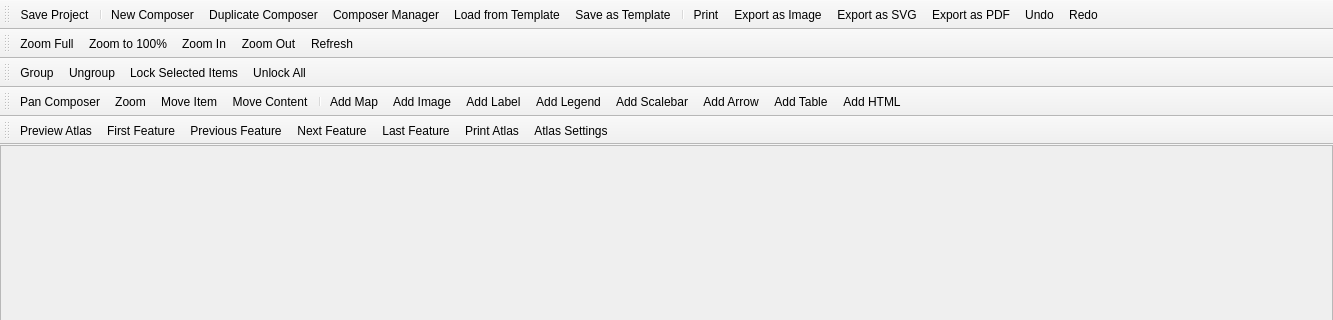
Above: src/ui/qgscomposerbase.ui from carsmie/QGIS before the change; both pictures show x 0 to 1333 and y 0 to 320 of the 1333 by 609 pixel window. Below: the same form after it.
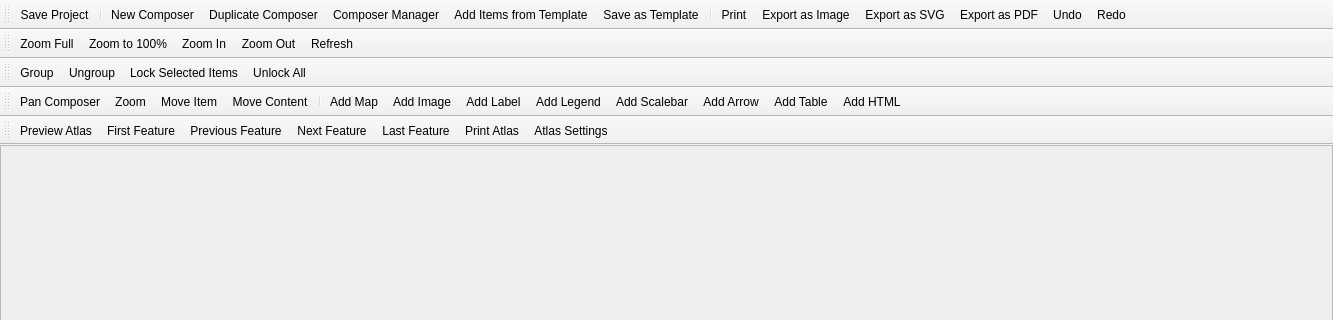
That is the form after the change. Icons and pictures are not drawn.

Commit message: [composer] Remove destructive 'Load from template' action, replace with non-destructive 'Add items from template' action

```diff
--- a/src/ui/qgscomposerbase.ui
+++ b/src/ui/qgscomposerbase.ui
@@ -482,7 +482,7 @@
   </action>
   <action name="mActionLoadFromTemplate">
    <property name="text">
-    <string>Load from Template</string>
+    <string>Add Items from Template</string>
    </property>
    <property name="toolTip">
     <string>Load from template</string>
```
Left out of the diff: 2 changed lines with no effect on the pictures. The commit also changes 5 other files.
